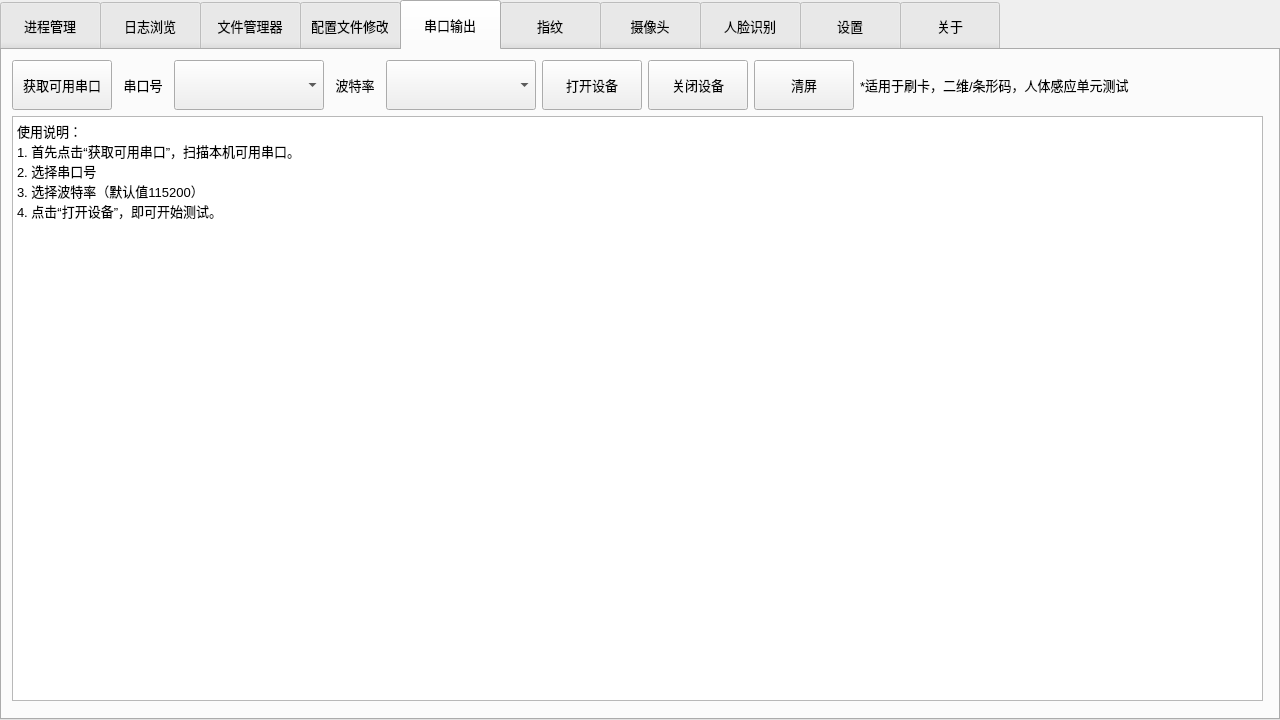
The window that midtool.ui (Nehcknarf/MidTool) describes before a commit, drawn with Qt 5.
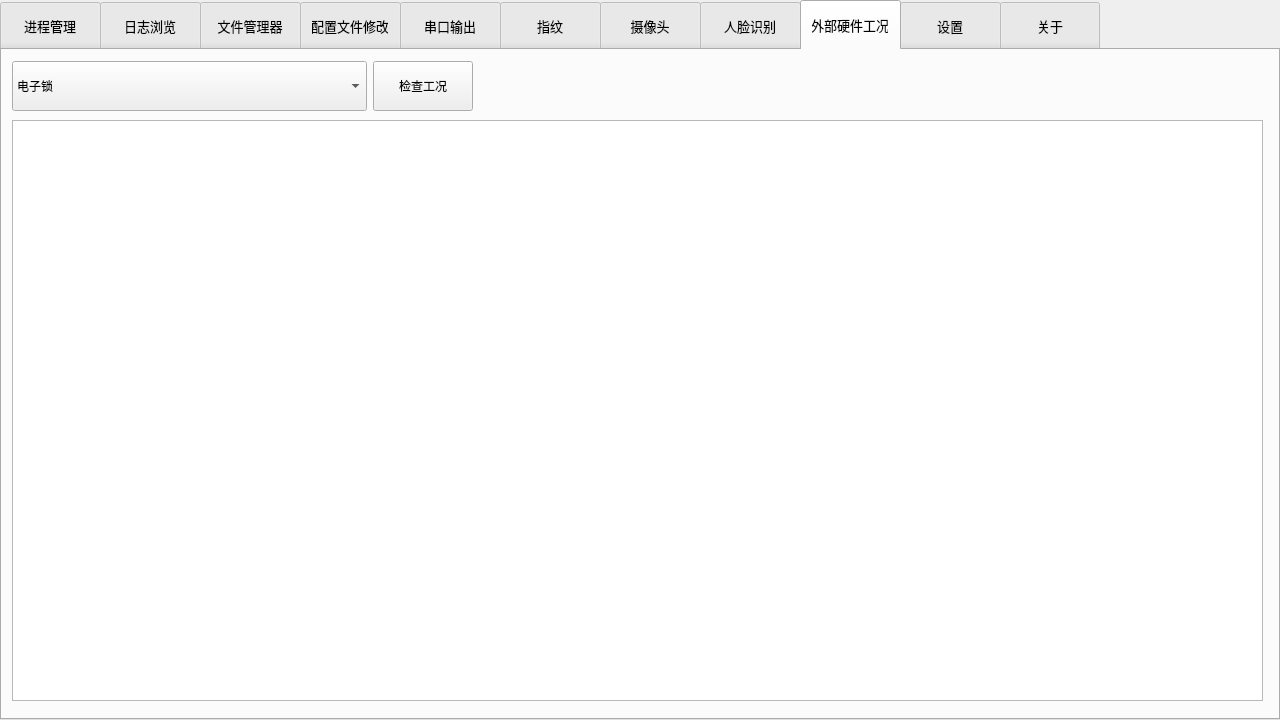
The same window after the commit. The open tabs and pages were chosen to show the change. Icons and pictures are not drawn.

Commit message: Support Windows.

What changed in the file:
```diff
--- a/midtool.ui
+++ b/midtool.ui
@@ -1846,7 +1846,7 @@
     </layout>
    </widget>
   </widget>
-  <widget class="QWidget" name="tab">
+  <widget class="QWidget" name="tab_8">
    <attribute name="title">
     <string>人脸识别</string>
    </attribute>
@@ -1991,7 +1991,73 @@
     </layout>
    </widget>
   </widget>
-  <widget class="QWidget" name="tab_7">
+  <widget class="QWidget" name="tab_9">
+   <attribute name="title">
+    <string>外部硬件工况</string>
+   </attribute>
+   <widget class="QTextBrowser" name="textBrowser_ws">
+    <property name="geometry">
+     <rect>
+      <x>10</x>
+      <y>70</y>
+      <width>1251</width>
+      <height>581</height>
+     </rect>
+    </property>
+    <property name="font">
+     <font>
+      <pointsize>10</pointsize>
+     </font>
+    </property>
+   </widget>
+   <widget class="QWidget" name="">
+    <property name="geometry">
+     <rect>
+      <x>10</x>
+      <y>10</y>
+      <width>461</width>
+      <height>52</height>
+     </rect>
+    </property>
+    <layout class="QHBoxLayout" name="horizontalLayout_28">
+     <item>
+      <widget class="QComboBox" name="comboBox_wsDevice">
+       <property name="minimumSize">
+        <size>
+         <width>0</width>
+         <height>50</height>
+        </size>
+       </property>
+       <item>
+        <property name="text">
+         <string>电子锁</string>
+        </property>
+       </item>
+      </widget>
+     </item>
+     <item>
+      <widget class="QPushButton" name="pushButton_checkAlive">
+       <property name="minimumSize">
+        <size>
+         <width>0</width>
+         <height>50</height>
+        </size>
+       </property>
+       <property name="maximumSize">
+        <size>
+         <width>100</width>
+         <height>16777215</height>
+        </size>
+       </property>
+       <property name="text">
+        <string>检查工况</string>
+       </property>
+      </widget>
+     </item>
+    </layout>
+   </widget>
+  </widget>
+  <widget class="QWidget" name="tab_10">
    <attribute name="title">
     <string>设置</string>
    </attribute>
@@ -2236,7 +2302,7 @@
     </layout>
    </widget>
   </widget>
-  <widget class="QWidget" name="tab_8">
+  <widget class="QWidget" name="tab_11">
    <attribute name="title">
     <string>关于</string>
    </attribute>
```
Left out of the diff: 45 changed lines with no effect on the pictures. The commit also changes 4 other files.
